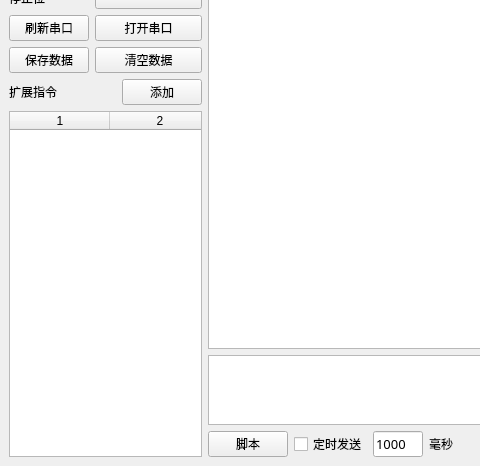
First picture: the form in MainWindow.ui, repository AndroidCoderPeng/SerialPortDebugger, before the edit; both pictures show x 0 to 480 and y 134 to 600 of the 800 by 600 pixel window.
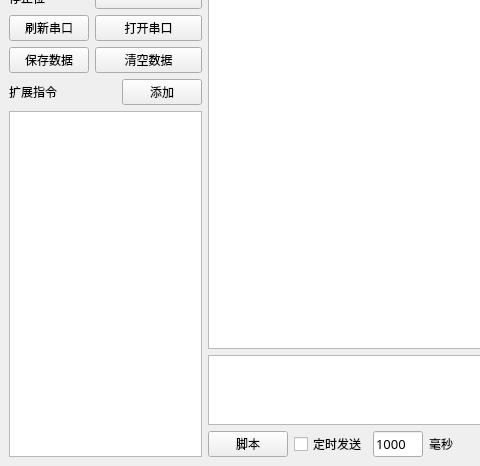
Second picture: the form after the edit.

Commit message: feat(MainWindow): 重构命令管理，使用QListWidget替代QTableWidget

What changed in the file:
```diff
--- a/MainWindow.ui
+++ b/MainWindow.ui
@@ -33,18 +33,6 @@
       <item row="3" column="2" colspan="3">
        <widget class="QComboBox" name="parityBitBox"/>
       </item>
-      <item row="9" column="0" colspan="5">
-       <widget class="QTableWidget" name="tableWidget">
-        <property name="horizontalScrollBarPolicy">
-         <enum>Qt::ScrollBarAlwaysOff</enum>
-        </property>
-        <property name="columnCount">
-         <number>2</number>
-        </property>
-        <column/>
-        <column/>
-       </widget>
-      </item>
       <item row="0" column="2" colspan="3">
        <widget class="QComboBox" name="portNameBox"/>
       </item>
@@ -118,6 +106,13 @@
         </property>
        </widget>
       </item>
+      <item row="9" column="0" colspan="5">
+       <widget class="QListWidget" name="listWidget">
+        <property name="horizontalScrollBarPolicy">
+         <enum>Qt::ScrollBarAlwaysOff</enum>
+        </property>
+       </widget>
+      </item>
      </layout>
     </item>
     <item>
```
The commit also changes 2 other files.
